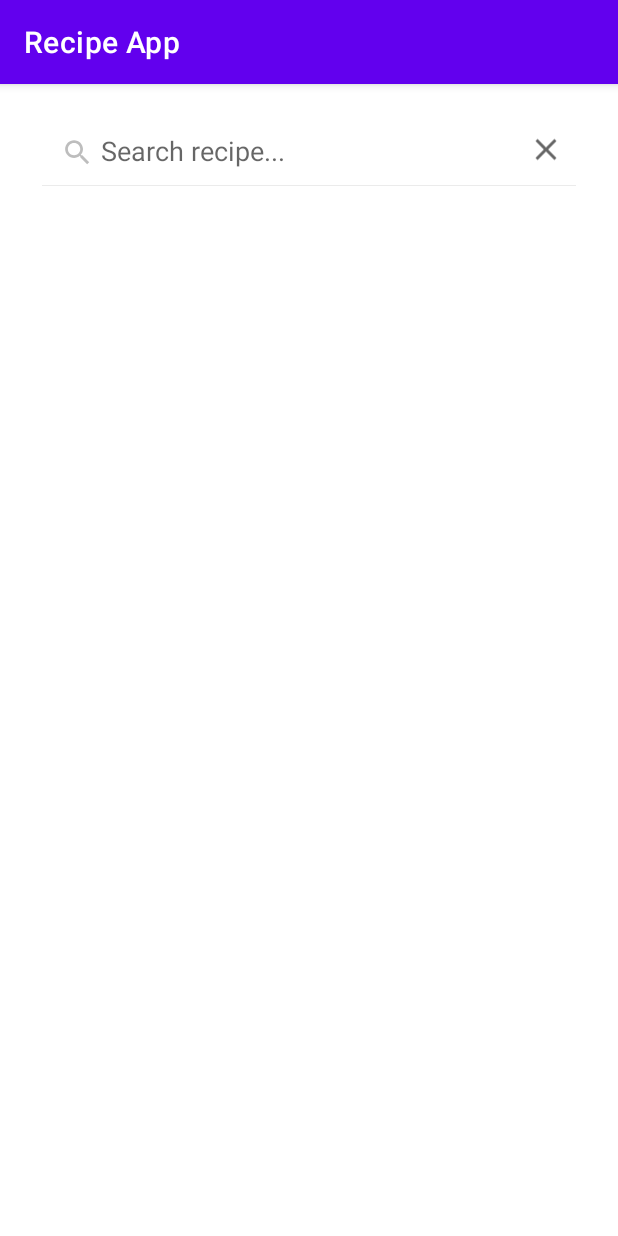
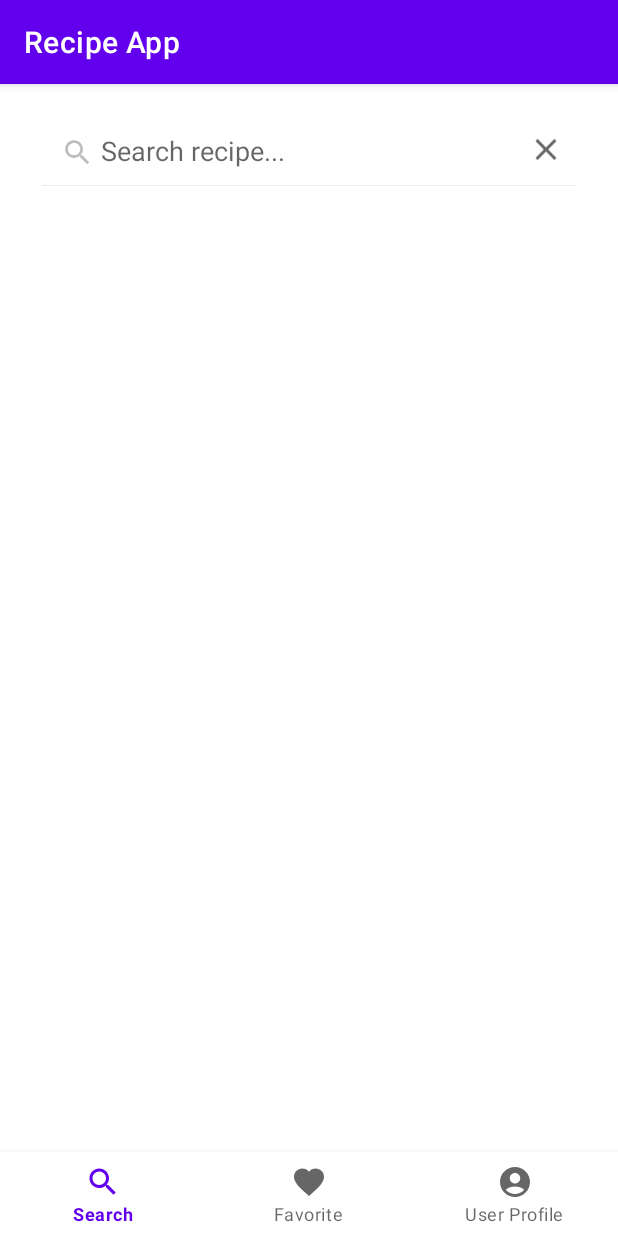
Before and after one commit to srinathcs/geniobits-recipe-app, an Android app: the screen it shows after launch (DummyViewActivity), on a phone screen of 412 x 824 dp. Run offline under Robolectric (Android 15) with nearby library versions, the phone set to English and light mode, and no system bars; our stand-ins replace Room's generated code; libraries missing offline, so code that uses them is left out: com.jakewharton.retrofit2; pictures from the network do not load; 2 statements that could not run were skipped.

Commit message:
bottommenu changes

```diff
--- a/app/build.gradle
+++ b/app/build.gradle
@@ -68,6 +68,8 @@ dependencies {
     kapt("androidx.room:room-compiler:$room_version")
     implementation("androidx.room:room-ktx:$room_version")
 
+    implementation 'com.google.android.material:material:1.4.0'
+
     testImplementation 'junit:junit:4.13.2'
     androidTestImplementation 'androidx.test.ext:junit:1.1.5'
     androidTestImplementation 'androidx.test.espresso:espresso-core:3.5.1'
--- a/app/src/main/java/com/geniobits/recipeapp/views/recipeBrowser/presentation/RecipeBrowserFragment.kt
+++ b/app/src/main/java/com/geniobits/recipeapp/views/recipeBrowser/presentation/RecipeBrowserFragment.kt
@@ -12,6 +12,7 @@ import android.widget.Toast
 import androidx.fragment.app.Fragment
 import androidx.lifecycle.ViewModelProvider
 import androidx.recyclerview.widget.LinearLayoutManager
+import com.geniobits.recipeapp.R
 import com.geniobits.recipeapp.databinding.FragmentRecipeBrowserBinding
 import com.geniobits.recipeapp.network.RetrofitHelper
 import com.geniobits.recipeapp.network.WebServices
@@ -230,4 +231,23 @@ class RecipeBrowserFragment : Fragment() {
             }
         }
     }
+    private fun onBottomSetup(){
+        binding.bnvMenu.setOnNavigationItemSelectedListener { item ->
+            when (item.itemId) {
+                R.id.menu_item_1 -> {
+                    // Handle menu item 1 selection
+                    true
+                }
+                R.id.menu_item_2 -> {
+                    // Handle menu item 2 selection
+                    true
+                }
+                R.id.menu_item_3 -> {
+                    // Handle menu item 3 selection
+                    true
+                }
+                else -> false
+            }
+        }
+    }
 }
--- /dev/null
+++ b/app/src/main/res/drawable/ic_favorite_menu.xml
@@ -0,0 +1,5 @@
+<vector android:height="24dp" android:tint="#000000"
+    android:viewportHeight="24" android:viewportWidth="24"
+    android:width="24dp" xmlns:android="http://schemas.android.com/apk/res/android">
+    <path android:fillColor="@android:color/white" android:pathData="M12,21.35l-1.45,-1.32C5.4,15.36 2,12.28 2,8.5 2,5.42 4.42,3 7.5,3c1.74,0 3.41,0.81 4.5,2.09C13.09,3.81 14.76,3 16.5,3 19.58,3 22,5.42 22,8.5c0,3.78 -3.4,6.86 -8.55,11.54L12,21.35z"/>
+</vector>
--- /dev/null
+++ b/app/src/main/res/drawable/ic_search.xml
@@ -0,0 +1,5 @@
+<vector android:height="24dp" android:tint="#000000"
+    android:viewportHeight="24" android:viewportWidth="24"
+    android:width="24dp" xmlns:android="http://schemas.android.com/apk/res/android">
+    <path android:fillColor="@android:color/white" android:pathData="M15.5,14h-0.79l-0.28,-0.27C15.41,12.59 16,11.11 16,9.5 16,5.91 13.09,3 9.5,3S3,5.91 3,9.5 5.91,16 9.5,16c1.61,0 3.09,-0.59 4.23,-1.57l0.27,0.28v0.79l5,4.99L20.49,19l-4.99,-5zM9.5,14C7.01,14 5,11.99 5,9.5S7.01,5 9.5,5 14,7.01 14,9.5 11.99,14 9.5,14z"/>
+</vector>
--- /dev/null
+++ b/app/src/main/res/drawable/ic_user_profile.xml
@@ -0,0 +1,5 @@
+<vector android:height="24dp" android:tint="#000000"
+    android:viewportHeight="24" android:viewportWidth="24"
+    android:width="24dp" xmlns:android="http://schemas.android.com/apk/res/android">
+    <path android:fillColor="@android:color/white" android:pathData="M12,2C6.48,2 2,6.48 2,12s4.48,10 10,10s10,-4.48 10,-10S17.52,2 12,2zM12,6c1.93,0 3.5,1.57 3.5,3.5S13.93,13 12,13s-3.5,-1.57 -3.5,-3.5S10.07,6 12,6zM12,20c-2.03,0 -4.43,-0.82 -6.14,-2.88C7.55,15.8 9.68,15 12,15s4.45,0.8 6.14,2.12C16.43,19.18 14.03,20 12,20z"/>
+</vector>
--- a/app/src/main/res/layout/fragment_recipe_browser.xml
+++ b/app/src/main/res/layout/fragment_recipe_browser.xml
@@ -1,7 +1,6 @@
 <?xml version="1.0" encoding="utf-8"?>
 <androidx.constraintlayout.widget.ConstraintLayout xmlns:android="http://schemas.android.com/apk/res/android"
     xmlns:app="http://schemas.android.com/apk/res-auto"
-    xmlns:tools="http://schemas.android.com/tools"
     android:layout_width="match_parent"
     android:layout_height="match_parent">
 
@@ -12,12 +11,12 @@
         android:layout_alignParentTop="true"
         android:layout_marginHorizontal="20dp"
         android:layout_marginTop="20dp"
+        android:iconifiedByDefault="true"
         android:imeOptions="actionSearch"
-        android:iconifiedByDefault="true"
-        app:queryHint="Search recipe..."
         app:layout_constraintEnd_toEndOf="parent"
         app:layout_constraintStart_toStartOf="parent"
-        app:layout_constraintTop_toTopOf="parent" />
+        app:layout_constraintTop_toTopOf="parent"
+        app:queryHint="Search recipe..." />
 
     <androidx.recyclerview.widget.RecyclerView
         android:id="@+id/rvRecipes"
@@ -34,7 +33,7 @@
         android:id="@+id/tvNotFound"
         android:layout_width="match_parent"
         android:layout_height="wrap_content"
-        android:text="Item Not Found"
+        android:text="@string/item_not_found"
         android:textAlignment="center"
         android:visibility="gone"
         app:layout_constraintBottom_toBottomOf="parent"
@@ -53,5 +52,12 @@
         app:layout_constraintStart_toStartOf="parent"
         app:layout_constraintTop_toTopOf="parent" />
 
+    <com.google.android.material.bottomnavigation.BottomNavigationView
+        android:id="@+id/bnvMenu"
+        android:layout_width="match_parent"
+        android:layout_height="wrap_content"
+        app:menu="@menu/bottom_menu"
+        app:layout_constraintBottom_toBottomOf="parent" />
+
 
 </androidx.constraintlayout.widget.ConstraintLayout>
--- /dev/null
+++ b/app/src/main/res/menu/bottom_menu.xml
@@ -0,0 +1,15 @@
+<?xml version="1.0" encoding="utf-8"?>
+<menu xmlns:android="http://schemas.android.com/apk/res/android">
+    <item
+        android:id="@+id/menu_item_1"
+        android:icon="@drawable/ic_search"
+        android:title="Search" />
+    <item
+        android:id="@+id/menu_item_2"
+        android:icon="@drawable/ic_favorite_menu"
+        android:title="Favorite" />
+    <item
+        android:id="@+id/menu_item_3"
+        android:icon="@drawable/ic_user_profile"
+        android:title="User Profile" />
+</menu>
--- a/app/src/main/res/values/strings.xml
+++ b/app/src/main/res/values/strings.xml
@@ -1,3 +1,4 @@
 <resources>
     <string name="app_name">Recipe App</string>
+    <string name="item_not_found">Item Not Found</string>
 </resources>
```
